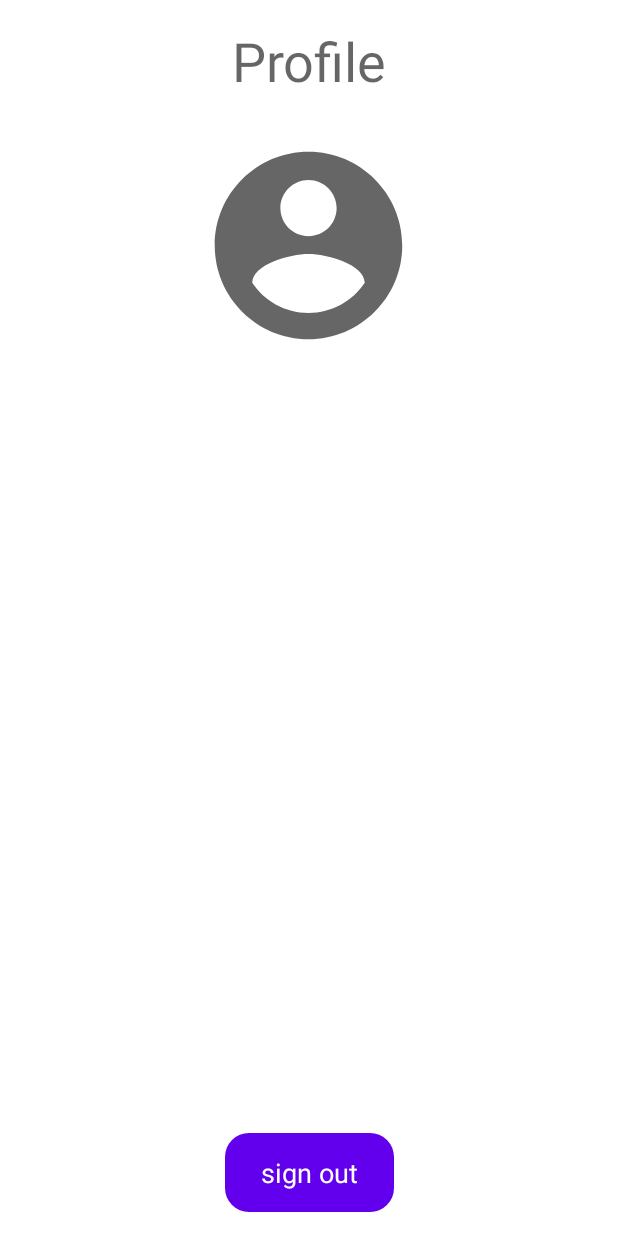
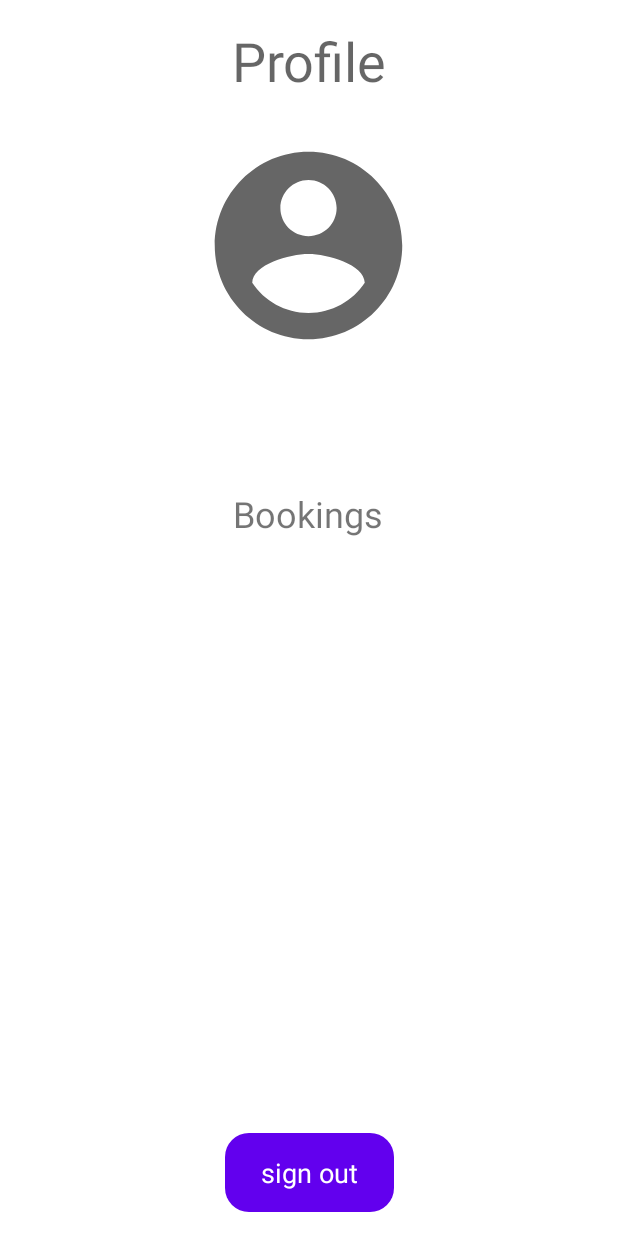
Before and after one commit to SahilHemnani777/ShanksVilla, an Android app: the fragment ProfileFragment shown on its own in the app's theme, on a phone screen of 412 x 824 dp. Run offline under Robolectric (Android 15) with nearby library versions, the phone set to English and light mode, and no system bars; our stand-ins replace CircleImageView, Firebase (no records; nobody signed in at launch, a user with empty details on screens opened directly), Picasso.

Commit message:
show bookings on the profile fragments

```diff
--- a/app/build.gradle
+++ b/app/build.gradle
@@ -53,6 +53,9 @@ dependencies {
     //Dependencies for Image courseal
     implementation 'com.squareup.picasso:picasso:2.71828'
 
+    //for recycler view
+    implementation 'com.firebaseui:firebase-ui-firestore:7.1.1'
+
     //card view
     implementation "androidx.cardview:cardview:1.0.0"
 
--- a/app/src/main/java/com/example/shanksvilla/home/fragments/ProfileFragment.java
+++ b/app/src/main/java/com/example/shanksvilla/home/fragments/ProfileFragment.java
@@ -8,24 +8,33 @@ import android.view.ViewGroup;
 import android.widget.Button;
 import android.widget.TextView;
 
+import androidx.annotation.NonNull;
 import androidx.fragment.app.Fragment;
+import androidx.recyclerview.widget.LinearLayoutManager;
+import androidx.recyclerview.widget.RecyclerView;
 
 import com.example.shanksvilla.R;
 import com.example.shanksvilla.home.HomeActivity;
+import com.example.shanksvilla.model.booking;
+import com.firebase.ui.firestore.FirestoreRecyclerAdapter;
+import com.firebase.ui.firestore.FirestoreRecyclerOptions;
 import com.google.android.material.imageview.ShapeableImageView;
 import com.google.firebase.auth.FirebaseAuth;
 import com.google.firebase.auth.FirebaseUser;
+import com.google.firebase.firestore.FirebaseFirestore;
+import com.google.firebase.firestore.Query;
 import com.squareup.picasso.Picasso;
 
 
-
-public class    ProfileFragment extends Fragment {
-    public static final String FRAGMENT_TAG="PROFILE_FRAGMENT_TAG";
+public class ProfileFragment extends Fragment {
+    public static final String FRAGMENT_TAG = "PROFILE_FRAGMENT_TAG";
     // UI Elements
     private ShapeableImageView profileImgIv;
     private TextView displayNameTv;
     private TextView emailTv;
     private Button signOutBtn;
+    private RecyclerView bookings_view_list;
+    private  FirestoreRecyclerAdapter adapter;
 
 
     // Firebase Auth
@@ -36,23 +45,27 @@ public class    ProfileFragment extends Fragment {
     public View onCreateView(LayoutInflater inflater, ViewGroup container,
                              Bundle savedInstanceState) {
         // Inflate the layout for this fragment
-        View v= inflater.inflate(R.layout.fragment_profile, container, false);
+        View v = inflater.inflate(R.layout.fragment_profile, container, false);
+
+        FirebaseFirestore firebaseFirestore = FirebaseFirestore.getInstance();
 
         /* CONFIGURE UI*/
         // configure profile image imageview
-        profileImgIv=v.findViewById(R.id.profile_img_iv);
+        profileImgIv = v.findViewById(R.id.profile_img_iv);
         // configure display name textview
-        displayNameTv=v.findViewById(R.id.displayname_tv);
+        displayNameTv = v.findViewById(R.id.displayname_tv);
         // configure email textview
-        emailTv=v.findViewById(R.id.email_tv);
+        emailTv = v.findViewById(R.id.email_tv);
+        //configure the list view
+        bookings_view_list = v.findViewById(R.id.bookings_view_list);
         // configure sign out button
-        signOutBtn=v.findViewById(R.id.signout_btn);
+        signOutBtn = v.findViewById(R.id.signout_btn);
         // give on click listener
         signOutBtn.setOnClickListener(new View.OnClickListener() {
             @Override
             public void onClick(View view) {
                 // get reference to the calling activity HomeActivity
-                HomeActivity homeActivity=(HomeActivity)getActivity();
+                HomeActivity homeActivity = (HomeActivity) getActivity();
                 // sign out now
                 homeActivity.signOut();
             }
@@ -61,19 +74,19 @@ public class    ProfileFragment extends Fragment {
 
 
         /* CONFIGURE FIREBASE AUTH*/
-        mAuth= FirebaseAuth.getInstance();
-        currentUser=mAuth.getCurrentUser();
+        mAuth = FirebaseAuth.getInstance();
+        currentUser = mAuth.getCurrentUser();
 
         // if user is logged in
-        if(currentUser!=null) {
+        if (currentUser != null) {
             // load the profile image in profile picture imageview
-            Uri photoUrl=currentUser.getPhotoUrl();
+            Uri photoUrl = currentUser.getPhotoUrl();
             /* this photoUrl is 90px size photo Url, we want to request of higher resolution*/
-            if(photoUrl!=null) {
+            if (photoUrl != null) {
                 // get the uri in string format
-                String photoUrlStr=photoUrl.toString();
+                String photoUrlStr = photoUrl.toString();
                 // convert the uri string to required pixel size
-                photoUrlStr= googlePhotoUrlOfPixelSize(photoUrlStr,360);
+                photoUrlStr = googlePhotoUrlOfPixelSize(photoUrlStr, 360);
                 // load the picture in profile picture imageview
                 Picasso.get().
                         load(photoUrlStr)
@@ -87,6 +100,35 @@ public class    ProfileFragment extends Fragment {
             emailTv.setText(currentUser.getEmail());
         }
 
+        //Query
+        Query query = firebaseFirestore.collection("users/" + currentUser.getUid() + "/bookings");
+
+        //RecyclerOptions
+        FirestoreRecyclerOptions<booking> options = new FirestoreRecyclerOptions.Builder<booking>()
+                .setQuery(query, booking.class).build();
+
+        //Adapter
+        adapter = new FirestoreRecyclerAdapter<booking, BookingsViewHolder>(options) {
+            @NonNull
+            @Override
+            public BookingsViewHolder onCreateViewHolder(@NonNull ViewGroup parent, int viewType) {
+                View view= LayoutInflater.from(parent.getContext()).inflate(R.layout.booking_item, parent, false );
+                return new BookingsViewHolder(view);
+            }
+
+            @Override
+            protected void onBindViewHolder(@NonNull BookingsViewHolder holder, int position, @NonNull booking model) {
+                holder.id.setText(model.getBookingId());
+                holder.sdate.setText(convertDate(model.getDateFrom()));
+                holder.eDate.setText(convertDate(model.getDateTo()));
+                holder.details.setText(model.getDetails());
+
+            }
+        };
+        bookings_view_list.setHasFixedSize(true);
+        bookings_view_list.setLayoutManager(new LinearLayoutManager(getContext()));
+        bookings_view_list.setAdapter(adapter);
+
         return v;
     }
 
@@ -96,7 +138,7 @@ public class    ProfileFragment extends Fragment {
         String originalPieceOfUrl = "s96-c";
 
         // Variable holding the new String portion of the url that does the replacing, to improve image quality
-        String newPieceOfUrlToAdd = "s"+pxWidth+"-c";
+        String newPieceOfUrlToAdd = "s" + pxWidth + "-c";
 
         // Replace the original part of the Url with the new part
         String newPhotoUrl = photoUrl.replace(originalPieceOfUrl, newPieceOfUrlToAdd);
@@ -105,4 +147,36 @@ public class    ProfileFragment extends Fragment {
         return newPhotoUrl;
     }
 
+    private class BookingsViewHolder extends  RecyclerView.ViewHolder{
+
+        private TextView id, sdate, eDate, details;
+
+         public BookingsViewHolder(@NonNull View itemView) {
+            super(itemView);
+            id = itemView.findViewById(R.id.bookingId);
+            sdate= itemView.findViewById(R.id.sDate);
+            eDate= itemView.findViewById(R.id.eDate);
+            details= itemView.findViewById(R.id.detail_of_bookng);
+        }
+    }
+
+    @Override
+    public void onStart() {
+        super.onStart();
+        adapter.startListening();
+    }
+
+    @Override
+    public void onStop() {
+        super.onStop();
+        adapter.stopListening();
+    }
+
+    String convertDate(String date){
+        String day = date.substring(0,2);
+        String month = date.substring(2,4);
+        String year =date.substring(4);
+
+        return day +"-"+month+"-"+year;
+    }
 }
--- a/app/src/main/res/layout/fragment_profile.xml
+++ b/app/src/main/res/layout/fragment_profile.xml
@@ -33,11 +33,12 @@
         app:shapeAppearance="@style/ShapeAppearance.Eventure.CircleImageView"
         app:srcCompat="@drawable/profile" />
 
+
     <TextView
         android:id="@+id/displayname_tv"
         android:layout_width="wrap_content"
         android:layout_height="wrap_content"
-        android:layout_marginTop="16dp"
+        android:layout_marginTop="8dp"
         android:text="No Name"
         android:textAppearance="@style/TextAppearance.AppCompat.Large"
         app:layout_constraintEnd_toEndOf="parent"
@@ -48,12 +49,12 @@
         android:id="@+id/email_tv"
         android:layout_width="wrap_content"
         android:layout_height="wrap_content"
-        android:layout_marginTop="8dp"
+        android:layout_marginTop="4dp"
         android:text="email"
         app:layout_constraintEnd_toEndOf="parent"
+        app:layout_constraintHorizontal_bias="0.498"
         app:layout_constraintStart_toStartOf="parent"
         app:layout_constraintTop_toBottomOf="@+id/displayname_tv" />
-
 
     <Button
         android:id="@+id/signout_btn"
@@ -73,5 +74,25 @@
         app:layout_constraintEnd_toEndOf="parent"
         app:layout_constraintStart_toStartOf="parent" />
 
+    <androidx.recyclerview.widget.RecyclerView
+        android:id="@+id/bookings_view_list"
+        android:layout_width="419dp"
+        android:layout_height="286dp"
+        app:layout_constraintBottom_toTopOf="@+id/signout_btn"
+        app:layout_constraintEnd_toEndOf="parent"
+        app:layout_constraintStart_toStartOf="parent"
+        app:layout_constraintTop_toBottomOf="@+id/email_tv" />
+
+    <TextView
+        android:id="@+id/textView14"
+        android:layout_width="wrap_content"
+        android:layout_height="wrap_content"
+        android:text="Bookings"
+        android:textSize="24sp"
+        app:layout_constraintBottom_toTopOf="@+id/bookings_view_list"
+        app:layout_constraintEnd_toEndOf="@+id/email_tv"
+        app:layout_constraintStart_toStartOf="@+id/email_tv"
+        app:layout_constraintTop_toBottomOf="@+id/email_tv" />
+
 
 </androidx.constraintlayout.widget.ConstraintLayout>
```
Also changed, not shown: app/src/main/java/com/example/shanksvilla/model/booking.java (+13 -10 lines), app/src/main/res/layout/booking_item.xml (added, +87 -0 lines).
